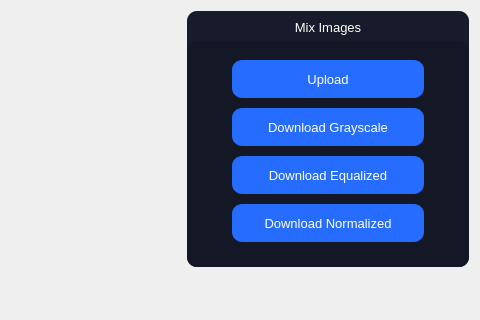
Before: the Qt Designer form src/UI/histogramswidget.ui in 1brahimmohamed/Computer-Vision-Toolkit, drawn with Qt 5; both pictures show x 776 to 1256 and y 0 to 320 of the 1256 by 948 pixel window.
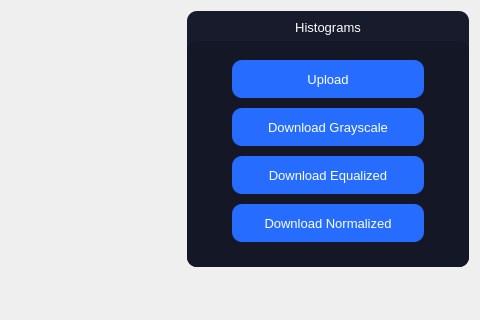
After: the same form once the commit is applied. Custom widgets are drawn as their Qt base class.

Commit message: added segmentation widget

What changed in the file:
```diff
--- a/src/UI/histogramswidget.ui
+++ b/src/UI/histogramswidget.ui
@@ -306,7 +306,7 @@
            <string notr="true">color: #fff;</string>
           </property>
           <property name="text">
-           <string>&lt;html&gt;&lt;head/&gt;&lt;body&gt;&lt;p&gt;Mix Images&lt;/p&gt;&lt;/body&gt;&lt;/html&gt;</string>
+           <string>&lt;html&gt;&lt;head/&gt;&lt;body&gt;&lt;p&gt;Histograms&lt;/p&gt;&lt;/body&gt;&lt;/html&gt;</string>
           </property>
           <property name="alignment">
            <set>Qt::AlignCenter</set>
```
The commit also changes 4 other files.
